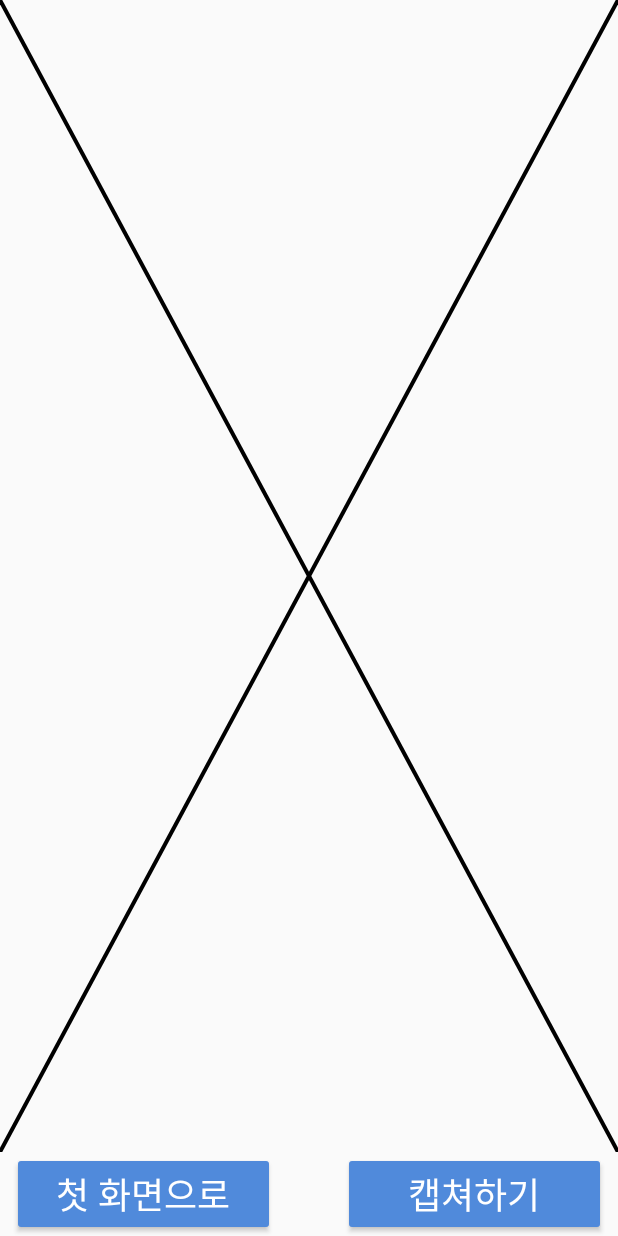
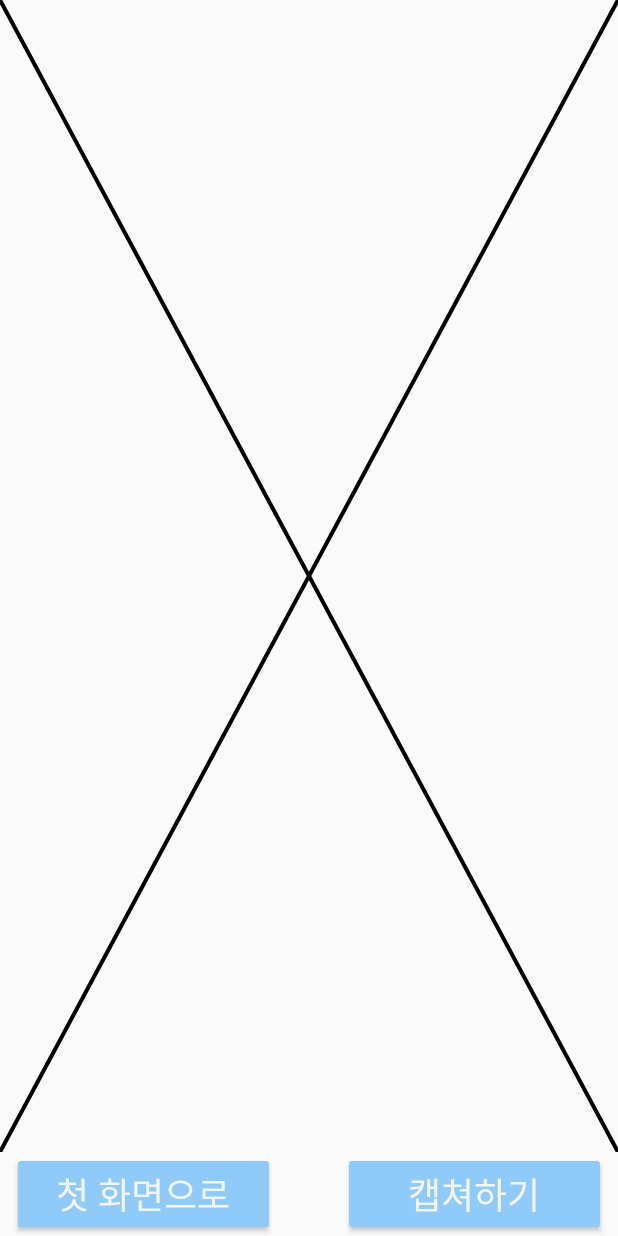
Before and after one commit to MinJaeSim/MobileWordCloud, an Android app: the DisplayActivity screen opened directly, with no data from a screen before it, on a phone screen of 412 x 824 dp. Run offline under Robolectric (Android 15) with nearby library versions, the phone set to English and light mode, and no system bars; Roboto replaces fonts that are not available here; 2 statements that could not run were skipped.

Commit message:
디자인 2차 수정

```diff
--- a/app/src/main/AndroidManifest.xml
+++ b/app/src/main/AndroidManifest.xml
@@ -13,11 +13,13 @@
         android:roundIcon="@mipmap/ic_launcher_round"
         android:supportsRtl="true"
         android:theme="@style/AppTheme">
-        <activity android:name=".View.MainActivity">
+        <activity android:name=".View.SplashActivity">
             <intent-filter>
                 <action android:name="android.intent.action.MAIN" />
                 <category android:name="android.intent.category.LAUNCHER" />
             </intent-filter>
+        </activity>
+        <activity android:name=".View.MainActivity">
             <intent-filter>
                 <action android:name="android.intent.action.SEND"/>
                 <category android:name="android.intent.category.DEFAULT"/>
--- a/app/src/main/java/com/example/simminje/mobilewordcloud/View/DisplayActivity.java
+++ b/app/src/main/java/com/example/simminje/mobilewordcloud/View/DisplayActivity.java
@@ -44,6 +44,7 @@ public class DisplayActivity extends AppCompatActivity {
                 Intent intent = new Intent(getApplicationContext(), MainActivity.class);
                 startActivity(intent);
                 finish();
+
             }
         });
 
--- a/app/src/main/java/com/example/simminje/mobilewordcloud/View/PastResultFragment.java
+++ b/app/src/main/java/com/example/simminje/mobilewordcloud/View/PastResultFragment.java
@@ -59,6 +59,7 @@ public class PastResultFragment extends Fragment {
                         Intent intent = new Intent(getContext(), DisplayActivity.class);
                         intent.putExtra("num", recyclerView.getChildAdapterPosition(view));
                         startActivity(intent);
+                        getActivity().finish();
                     }
                 });
                 return new resultHolder(view);
--- /dev/null
+++ b/app/src/main/res/layout/activity_display.xml
@@ -0,0 +1,61 @@
+<?xml version="1.0" encoding="utf-8"?>
+<android.support.constraint.ConstraintLayout xmlns:android="http://schemas.android.com/apk/res/android"
+    xmlns:app="http://schemas.android.com/apk/res-auto"
+    xmlns:tools="http://schemas.android.com/tools"
+    android:layout_width="match_parent"
+    android:layout_height="match_parent"
+    android:orientation="vertical">
+
+    <com.example.simminje.mobilewordcloud.View.ResultCanvas
+        android:id="@+id/canvas_view"
+        android:layout_width="0dp"
+        android:layout_height="0dp"
+        android:layout_above="@+id/back_to_main"
+        android:layout_alignParentTop="true"
+        app:layout_constraintBottom_toTopOf="@+id/back_to_main"
+        app:layout_constraintHorizontal_bias="0.0"
+        app:layout_constraintLeft_toLeftOf="parent"
+        app:layout_constraintRight_toRightOf="parent"
+        app:layout_constraintTop_toTopOf="parent"
+        app:layout_constraintVertical_bias="0.0"
+        tools:layout_constraintBottom_creator="1"
+        tools:layout_constraintLeft_creator="1"
+        tools:layout_constraintRight_creator="1"
+        tools:layout_constraintTop_creator="1" />
+
+    <Button
+        android:id="@+id/back_to_main"
+        style="@style/Widget.AppCompat.Button.Colored"
+        android:layout_width="175dp"
+        android:layout_height="0dp"
+        android:layout_alignParentBottom="true"
+        android:layout_alignParentStart="true"
+        android:layout_marginBottom="0dp"
+        android:layout_marginLeft="8dp"
+        android:layout_marginStart="0dp"
+        android:background="@color/colorBackGround"
+        android:text="@string/back_to_main"
+        android:textColor="@color/colorWhite"
+        android:textSize="24sp"
+        app:layout_constraintBottom_toBottomOf="parent"
+        app:layout_constraintLeft_toLeftOf="parent"
+        tools:ignore="RtlHardcoded"
+        tools:layout_constraintBottom_creator="1"
+        tools:layout_constraintLeft_creator="1" />
+
+    <Button
+        android:id="@+id/capture"
+        style="@style/Widget.AppCompat.Button.Colored"
+        android:layout_width="175dp"
+        android:layout_height="0dp"
+        android:background="@color/colorBackGround"
+        android:text="@string/capture"
+        android:textColor="@color/colorWhite"
+        android:textSize="24sp"
+        app:layout_constraintBottom_toBottomOf="parent"
+        app:layout_constraintEnd_toEndOf="parent"
+        tools:ignore="RtlHardcoded"
+        tools:layout_constraintBottom_creator="1"
+        tools:layout_constraintRight_creator="1" />
+
+</android.support.constraint.ConstraintLayout>
--- a/app/src/main/res/layout/step1.xml
+++ b/app/src/main/res/layout/step1.xml
@@ -6,7 +6,7 @@
     android:layout_height="435dp">
 
     <TextView
-        android:id="@+id/textView"
+        android:id="@+id/step1_1"
         android:layout_width="176dp"
         android:layout_height="wrap_content"
         android:layout_marginBottom="300dp"
@@ -30,7 +30,7 @@
         android:layout_marginTop="8dp"
         app:layout_constraintEnd_toEndOf="parent"
         app:layout_constraintLeft_toLeftOf="parent"
-        app:layout_constraintTop_toBottomOf="@+id/textView"
+        app:layout_constraintTop_toBottomOf="@+id/step1_1"
         app:srcCompat="@drawable/step1_1" />
 
     <ImageView
@@ -47,7 +47,7 @@
         tools:layout_editor_absoluteX="-160dp" />
 
     <TextView
-        android:id="@+id/textView2"
+        android:id="@+id/step1_2"
         android:layout_width="349dp"
         android:layout_height="wrap_content"
         android:layout_marginEnd="8dp"
--- a/app/src/main/res/layout/step2.xml
+++ b/app/src/main/res/layout/step2.xml
@@ -6,7 +6,7 @@
     android:layout_height="435dp">
 
     <TextView
-        android:id="@+id/textView"
+        android:id="@+id/step2_1"
         android:layout_width="176dp"
         android:layout_height="wrap_content"
         android:layout_marginBottom="412dp"
@@ -29,11 +29,11 @@
         android:layout_marginTop="32dp"
         app:layout_constraintEnd_toEndOf="parent"
         app:layout_constraintLeft_toLeftOf="parent"
-        app:layout_constraintTop_toBottomOf="@+id/textView"
+        app:layout_constraintTop_toBottomOf="@+id/step2_1"
         app:srcCompat="@drawable/step2" />
 
     <TextView
-        android:id="@+id/textView3"
+        android:id="@+id/step2_2"
         android:layout_width="349dp"
         android:layout_height="wrap_content"
         android:layout_marginEnd="8dp"
--- a/app/src/main/res/layout/step3.xml
+++ b/app/src/main/res/layout/step3.xml
@@ -6,7 +6,7 @@
     android:layout_height="435dp">
 
     <TextView
-        android:id="@+id/textView"
+        android:id="@+id/step3_1"
         android:layout_width="176dp"
         android:layout_height="wrap_content"
         android:layout_marginBottom="356dp"
@@ -29,11 +29,11 @@
         android:layout_marginTop="8dp"
         app:layout_constraintEnd_toEndOf="parent"
         app:layout_constraintStart_toStartOf="parent"
-        app:layout_constraintTop_toBottomOf="@+id/textView"
+        app:layout_constraintTop_toBottomOf="@+id/step3_1"
         app:srcCompat="@drawable/step3" />
 
     <TextView
-        android:id="@+id/textView4"
+        android:id="@+id/step3_2"
         android:layout_width="wrap_content"
         android:layout_height="wrap_content"
         android:layout_marginTop="16dp"
--- a/app/src/main/res/values/colors.xml
+++ b/app/src/main/res/values/colors.xml
@@ -3,8 +3,8 @@
     <color name="colorPrimaryDark">#303f9f</color>
     <color name="colorPrimary">#E17669</color>
     <color name="colorAccent">#000000</color>
-    <color name="colorWhite">#ffffff</color>
-    <color name="colorBackGround">#508ADB</color>
+    <color name="colorWhite">#f5f5f5</color>
+    <color name="colorBackGround">#90caf9</color>
     <color name="colorBrightAccent">#fbffb9</color>
 
     <color name="color1">#F5D1B7</color>
```
Also changed, not shown: app/src/main/java/com/example/simminje/mobilewordcloud/View/ResultCanvas.java (+4 -4 lines), app/src/main/java/com/example/simminje/mobilewordcloud/View/SplashActivity.java (added, +24 -0 lines), app/src/main/java/com/example/simminje/mobilewordcloud/View/StepFragment.java (+32 -4 lines), app/src/main/res/anim/rotate.xml (added, +9 -0 lines), app/src/main/res/layout/activity_splash.xml (added, +13 -0 lines), app/src/main/res/layout/fragment_main.xml (+2 -14 lines), app/src/main/res/values/strings.xml (+4 -6 lines), app/src/main/res/drawable/main_img.png (deleted).
